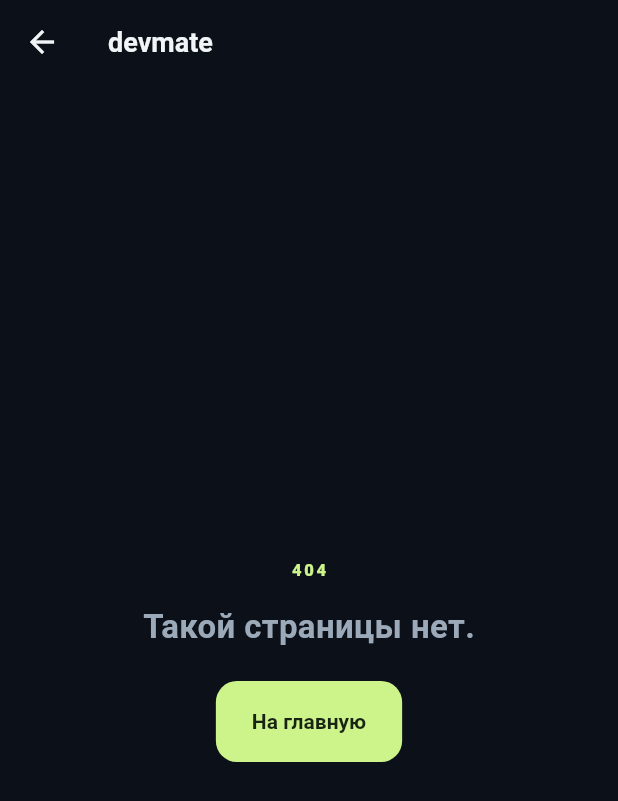
After one commit to Sergionius/Devmate, a Flutter app: the NotFoundScreen screen opened directly, on a phone screen of 412 x 824 dp. The commit adds this screen. Shown: the top 801 px of the screen. Run offline on Flutter 3.47's test engine with Material 3 defaults, Android fonts, the phone set to English and light mode, and no system bars; our stand-ins replace go_router, shared_preferences; accounts and stored records are empty.

Commit message:
Route screens through go_router with web deep links

```diff
--- a/lib/main.dart
+++ b/lib/main.dart
@@ -1,9 +1,10 @@
 import 'package:flutter/material.dart';
+import 'package:go_router/go_router.dart';
 import 'package:shared_preferences/shared_preferences.dart';
 
 import 'data/progress_repository.dart';
+import 'router.dart';
 import 'ui/design_system.dart';
-import 'ui/home_screen.dart';
 import 'ui/training_view_model.dart';
 
 void main() {
@@ -18,15 +19,16 @@ void main() {
 }
 
 class DevmateApp extends StatelessWidget {
-  const DevmateApp({super.key, required this.viewModel});
+  DevmateApp({super.key, required TrainingViewModel viewModel})
+    : router = createRouter(viewModel);
 
-  final TrainingViewModel viewModel;
+  final GoRouter router;
 
   @override
-  Widget build(BuildContext context) => MaterialApp(
+  Widget build(BuildContext context) => MaterialApp.router(
     title: 'Devmate',
     debugShowCheckedModeBanner: false,
     theme: devmateTheme(),
-    home: HomeScreen(viewModel: viewModel),
+    routerConfig: router,
   );
 }
--- /dev/null
+++ b/lib/router.dart
@@ -0,0 +1,70 @@
+import 'package:flutter/material.dart';
+import 'package:go_router/go_router.dart';
+
+import 'data/question_catalog.dart';
+import 'ui/design_system.dart';
+import 'ui/home_screen.dart';
+import 'ui/practice_screen.dart';
+import 'ui/topic_screen.dart';
+import 'ui/training_view_model.dart';
+
+GoRouter createRouter(TrainingViewModel viewModel) => GoRouter(
+  initialLocation: '/',
+  errorBuilder: (context, state) => const NotFoundScreen(),
+  routes: [
+    GoRoute(
+      path: '/',
+      builder: (context, state) => HomeScreen(viewModel: viewModel),
+    ),
+    GoRoute(
+      path: '/topic/:topicId',
+      builder: (context, state) {
+        final topic = topicById(state.pathParameters['topicId']!);
+        if (topic == null) return const NotFoundScreen();
+        return TopicScreen(topic: topic, viewModel: viewModel);
+      },
+      routes: [
+        GoRoute(
+          path: 'practice/:index',
+          builder: (context, state) {
+            final topic = topicById(state.pathParameters['topicId']!);
+            if (topic == null) return const NotFoundScreen();
+            final index = int.tryParse(state.pathParameters['index']!) ?? 0;
+            return PracticeScreen(
+              topic: topic,
+              initialIndex: index.clamp(0, topic.questions.length - 1),
+              viewModel: viewModel,
+            );
+          },
+        ),
+      ],
+    ),
+  ],
+);
+
+class NotFoundScreen extends StatelessWidget {
+  const NotFoundScreen({super.key});
+
+  @override
+  Widget build(BuildContext context) => Scaffold(
+    appBar: AppBar(title: const Text('devmate')),
+    body: Center(
+      child: Column(
+        mainAxisSize: MainAxisSize.min,
+        children: [
+          const Eyebrow('404'),
+          const SizedBox(height: 12),
+          const Text(
+            'Такой страницы нет.',
+            style: TextStyle(fontSize: 22, fontWeight: FontWeight.bold),
+          ),
+          const SizedBox(height: 20),
+          FilledButton(
+            onPressed: () => context.go('/'),
+            child: const Text('На главную'),
+          ),
+        ],
+      ),
+    ),
+  );
+}
--- a/pubspec.yaml
+++ b/pubspec.yaml
@@ -35,6 +35,7 @@ dependencies:
   # Use with the CupertinoIcons class for iOS style icons.
   cupertino_icons: ^1.0.8
   shared_preferences: ^2.5.6
+  go_router: ^18.1.4
 
 dev_dependencies:
   flutter_test:
```
Also changed, not shown: lib/data/question_catalog.dart (+7 -0 lines), lib/ui/home_screen.dart (+6 -28 lines), lib/ui/practice_screen.dart (+6 -1 lines), lib/ui/topic_screen.dart (+8 -11 lines), pubspec.lock.
